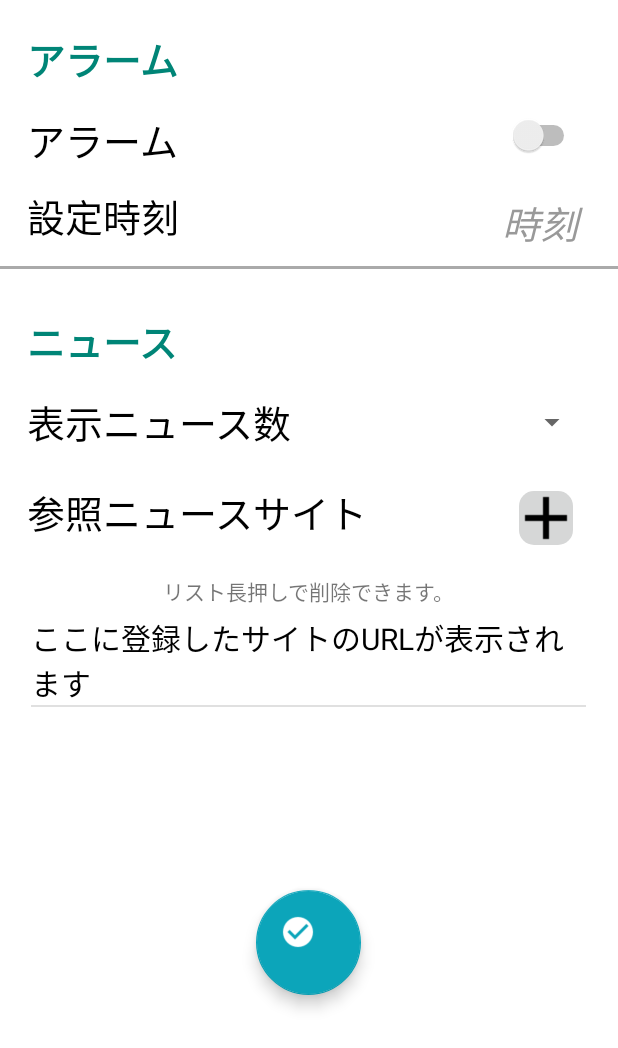
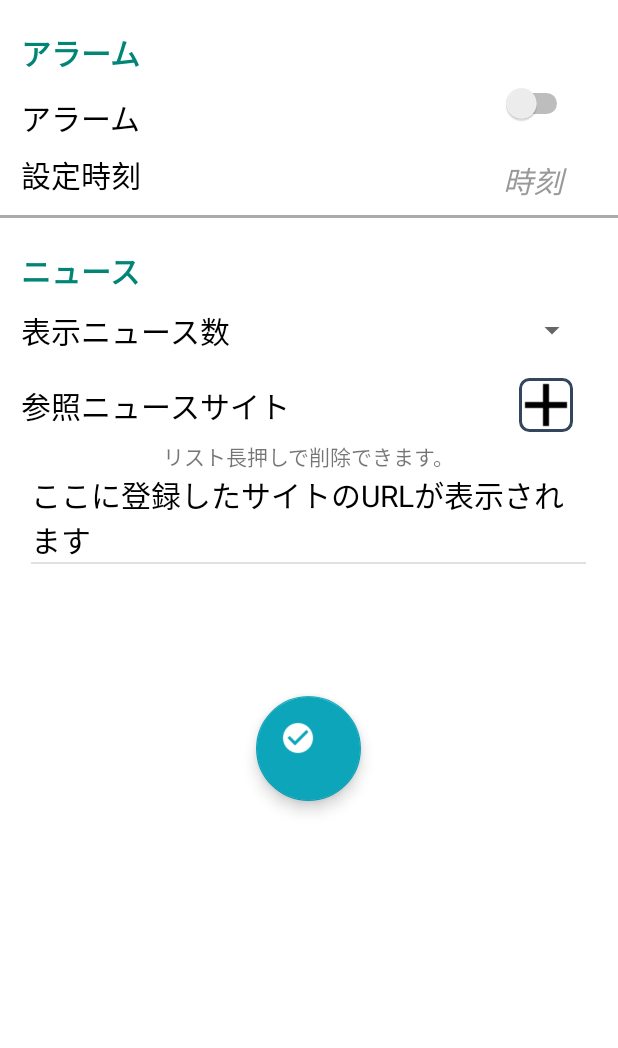
Before and after one commit to U-22/MezamashiNippon, an Android app: the SettingActivity screen opened directly, with no data from a screen before it, on a phone screen of 412 x 824 dp. Shown: the top 1048 px of the screen. Run offline under Robolectric (Android 15) with nearby library versions, the light colour scheme and no system bars.

Commit message:
ニュース画面のレイアウト改善

```diff
--- a/app/src/main/java/com/example/kimata/mezamashinippon/MNArticleImageAdapter.java
+++ b/app/src/main/java/com/example/kimata/mezamashinippon/MNArticleImageAdapter.java
@@ -45,7 +45,7 @@ public class MNArticleImageAdapter extends BaseAdapter {
         {
             imageView = new ImageView(mContext);
             imageView.setPadding(10, 10, 10, 10);
-            imageView.setLayoutParams(new GridView.LayoutParams(300, 300));
+            imageView.setLayoutParams(new GridView.LayoutParams(700, 700));
         }else{
             imageView = (ImageView)convertView;
         }
--- a/app/src/main/java/com/example/kimata/mezamashinippon/NewsActivity.java
+++ b/app/src/main/java/com/example/kimata/mezamashinippon/NewsActivity.java
@@ -1,6 +1,7 @@
 package com.example.kimata.mezamashinippon;
 
 import android.app.Activity;
+import android.app.ProgressDialog;
 import android.content.Intent;
 import android.content.SharedPreferences;
 import android.os.Build;
@@ -151,6 +152,7 @@ public class NewsActivity extends FragmentActivity implements LoaderManager.Load
 
     private void readArticle(int nextIndex)
     {
+
         if((nextIndex >= newsLimitNumber) || (nextIndex > articleCount))
         {
             releaseTts();
--- /dev/null
+++ b/app/src/main/res/drawable/border2.xml
@@ -0,0 +1,15 @@
+<?xml version="1.0" encoding="utf-8"?>
+<shape xmlns:android="http://schemas.android.com/apk/res/android"
+    android:shape="rectangle">
+
+    <!-- 背景色 -->
+    <solid android:color="#ffffff" />
+
+    <!-- 角の丸み -->
+    <corners android:radius="6dp" />
+
+    <!-- 枠線 width:線の幅、color:線の色 -->
+    <stroke
+        android:width="2dp"
+        android:color="#34465d" />
+</shape>
--- a/app/src/main/res/layout/activity_setting.xml
+++ b/app/src/main/res/layout/activity_setting.xml
@@ -1,6 +1,7 @@
 <?xml version="1.0" encoding="utf-8"?>
 <RelativeLayout xmlns:android="http://schemas.android.com/apk/res/android"
     xmlns:app="http://schemas.android.com/apk/res-auto"
+    xmlns:tools="http://schemas.android.com/tools"
     android:layout_width="match_parent"
     android:layout_height="match_parent"
     android:orientation="vertical"
@@ -11,7 +12,9 @@
         android:layout_width="match_parent"
         android:layout_height="match_parent"
         android:fillViewport="false"
-        android:background="#ffffff">
+        android:background="#ffffff"
+        android:layout_alignParentTop="true"
+        android:layout_alignParentStart="true">
 
         <LinearLayout
             android:layout_width="match_parent"
@@ -26,34 +29,33 @@
                 android:id="@+id/textView5"
                 android:layout_weight="0.10"
                 android:textColor="@color/accent_material_light"
-                android:textSize="25dp"
                 android:layout_marginTop="20dp"
-                android:textStyle="bold" />
+                android:textStyle="bold"
+                android:textSize="20dp" />
 
             <TextView
                 android:id="@+id/textView2"
                 android:layout_width="match_parent"
-                android:layout_height="70dp"
+                android:layout_height="57dp"
                 android:gravity="center_vertical"
                 android:text="   アラーム"
                 android:textColor="#000000"
-                android:textSize="25dp"
-                android:layout_weight="0.10" />
+                android:textSize="20dp" />
 
             <Switch
                 android:layout_width="wrap_content"
                 android:layout_height="wrap_content"
                 android:id="@+id/switch1"
                 android:layout_gravity="right"
-                android:layout_marginRight="25dp"
+                android:layout_marginRight="30dp"
                 android:layout_marginTop="-52dp" />
 
             <TextView
                 android:layout_width="match_parent"
-                android:layout_height="70dp"
+                android:layout_height="57dp"
                 android:text="   設定時刻"
                 android:id="@+id/time_setting"
-                android:textSize="25dp"
+                android:textSize="20dp"
                 android:textColor="#000000"
                 android:background="@drawable/border"
                 android:onClick="true"
@@ -67,11 +69,11 @@
                 android:gravity="center|center_vertical|center_horizontal"
                 android:text="時刻"
                 android:textColor="#999999"
-                android:textSize="25dp"
                 android:textStyle="italic"
-                android:layout_marginTop="-50dp"
+                android:layout_marginTop="-40dp"
                 android:layout_gravity="right"
-                android:layout_marginRight="10dp" />
+                android:layout_marginRight="15dp"
+                android:textSize="20dp" />
 
             <TextView
                 android:layout_width="wrap_content"
@@ -80,9 +82,9 @@
                 android:id="@+id/textView6"
                 android:layout_weight="0.10"
                 android:textColor="@color/accent_material_light"
-                android:textSize="25dp"
-                android:layout_marginTop="40dp"
-                android:textStyle="bold" />
+                android:layout_marginTop="30dp"
+                android:textStyle="bold"
+                android:textSize="20dp" />
 
             <TextView
                 android:id="@+id/textView4"
@@ -92,7 +94,8 @@
                 android:gravity="center_vertical"
                 android:text="   表示ニュース数"
                 android:textColor="#000000"
-                android:textSize="25dp" />
+                android:textSize="20dp"
+                android:layout_marginTop="-10dp" />
 
             <Spinner
                 android:id="@+id/newsNumber"
@@ -107,12 +110,12 @@
                 android:id="@+id/textView3"
                 android:layout_width="match_parent"
                 android:layout_height="wrap_content"
-                android:layout_marginTop="15dp"
                 android:layout_weight="0.07"
                 android:gravity="center_vertical"
                 android:text="   参照ニュースサイト"
                 android:textColor="#000000"
-                android:textSize="25dp" />
+                android:textSize="20dp"
+                android:layout_marginTop="10dp" />
 
             <ImageButton
                 android:id="@+id/web_botton"
@@ -120,7 +123,7 @@
                 android:layout_height="36dp"
                 android:src="@drawable/ic_add_black_24dp"
                 android:layout_gravity="right"
-                android:background="@drawable/shape_rounded_corners_10dp"
+                android:background="@drawable/border2"
                 android:layout_marginTop="-33dp"
                 android:layout_marginRight="30dp" />
 
@@ -131,23 +134,22 @@
                 android:text="リスト長押しで削除できます。"
                 android:id="@+id/textView"
                 android:layout_gravity="center_horizontal"
-                android:layout_marginTop="20dp" />
+                android:layout_marginTop="5dp" />
 
             <ListView
                 android:layout_width="370dp"
-                android:layout_height="183dp"
+                android:layout_height="149dp"
                 android:id="@+id/url_list"
-                android:layout_marginTop="5dp"
                 android:layout_gravity="center" />
 
             <android.support.design.widget.FloatingActionButton
                 android:id="@+id/save_setting"
-                android:layout_width="70dp"
+                android:layout_width="74dp"
                 android:layout_height="70dp"
                 android:layout_gravity="center_horizontal|bottom"
-                android:layout_weight="0.02"
                 android:src="@drawable/ic_check_circle_white_24dp"
-                app:backgroundTint="#0ca5ba" />
+                app:backgroundTint="#0ca5ba"
+                android:layout_marginBottom="50dp" />
         </LinearLayout>
 
     </ScrollView>
--- a/app/src/main/res/values/colors.xml
+++ b/app/src/main/res/values/colors.xml
@@ -2,5 +2,5 @@
 <resources>
     <color name="colorPrimary">#3F51B5</color>
     <color name="colorPrimaryDark">#303F9F</color>
-    <color name="colorAccent">#FF4081</color>
+    <color name="colorAccent">#fb2c73</color>
 </resources>
--- a/build.gradle
+++ b/build.gradle
@@ -4,7 +4,7 @@ buildscript {
         jcenter()
     }
     dependencies {
-        classpath 'com.android.tools.build:gradle:2.1.2'
+        classpath 'com.android.tools.build:gradle:2.2.1'
 
         // NOTE: Do not place your application dependencies here; they belong
         // in the individual module build.gradle files
```
Also changed, not shown: app/src/main/res/drawable/news_title_bg.xml (added, +17 -0 lines), app/src/main/res/layout/activity_news.xml (+32 -16 lines), gradle/wrapper/gradle-wrapper.properties.
